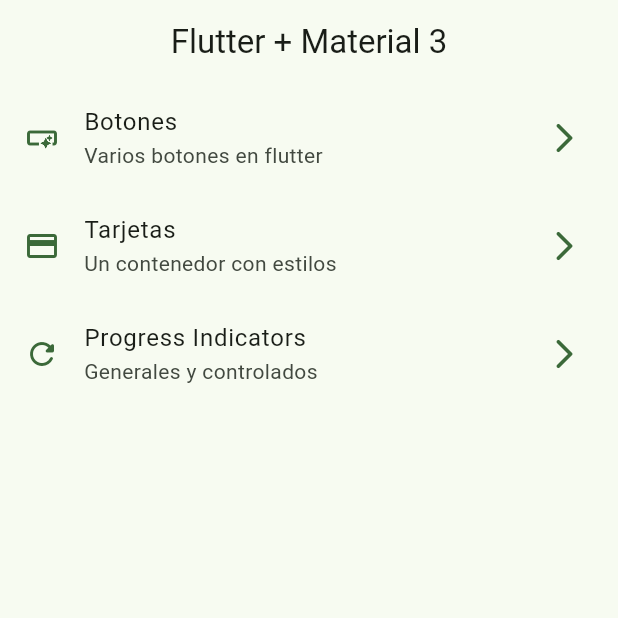
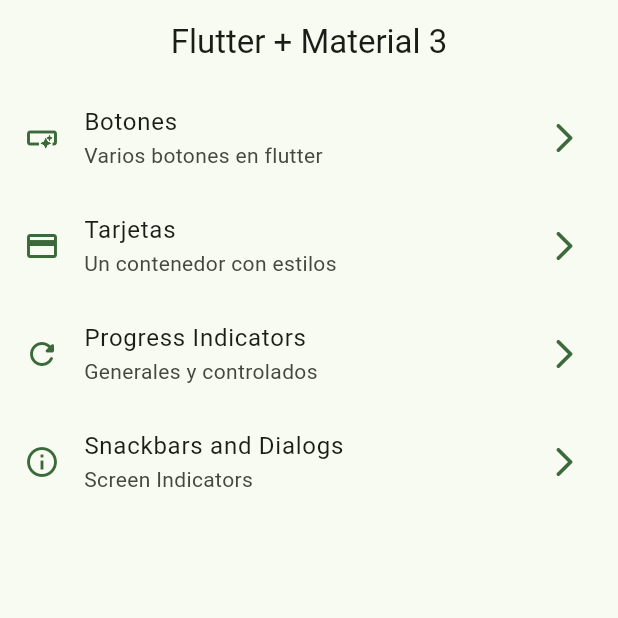
Before and after one commit to SebasRDev/widget_app, a Flutter app: the screen it shows after launch, on a phone screen of 412 x 824 dp, the top half of it. Run offline on Flutter 3.47's test engine with Material 2 defaults, Android fonts, the phone set to English and light mode, and no system bars; our stand-ins replace go_router.

Commit message:
Snackbars

```diff
--- a/lib/config/menu/menu_items.dart
+++ b/lib/config/menu/menu_items.dart
@@ -34,4 +34,10 @@ const appMenuItems = <MenuItem>[
     url: '/progress',
     icon: Icons.refresh_rounded
   ),
+  MenuItem(
+    title: 'Snackbars and Dialogs',
+    subtitle: 'Screen Indicators',
+    url: '/snackbars',
+    icon: Icons.info_outline
+  ),
 ];
--- a/lib/config/router/app_router.dart
+++ b/lib/config/router/app_router.dart
@@ -25,5 +25,10 @@ final appRouter = GoRouter(
       name: ProgressScreen.name,
       builder: (context, state) => const ProgressScreen(),
     ),
+    GoRoute(
+      path: '/snackbars',
+      name: SnackbarScreen.name,
+      builder: (context, state) => const SnackbarScreen(),
+    ),
   ],
 );
```
Also changed, not shown: lib/presentation/screens/snackbar/snackbar_screen.dart (+24 -1 lines).
